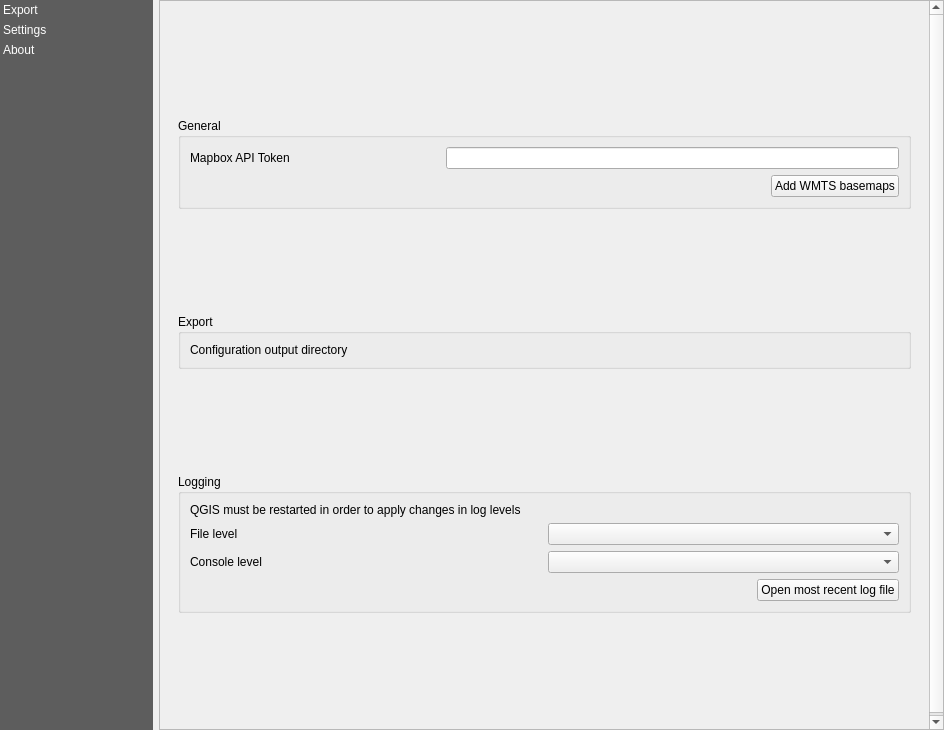
Qt form UnfoldedMapExporter/resources/ui/unfolded_dialog.ui (foursquare/qgis-plugin) before a commit.
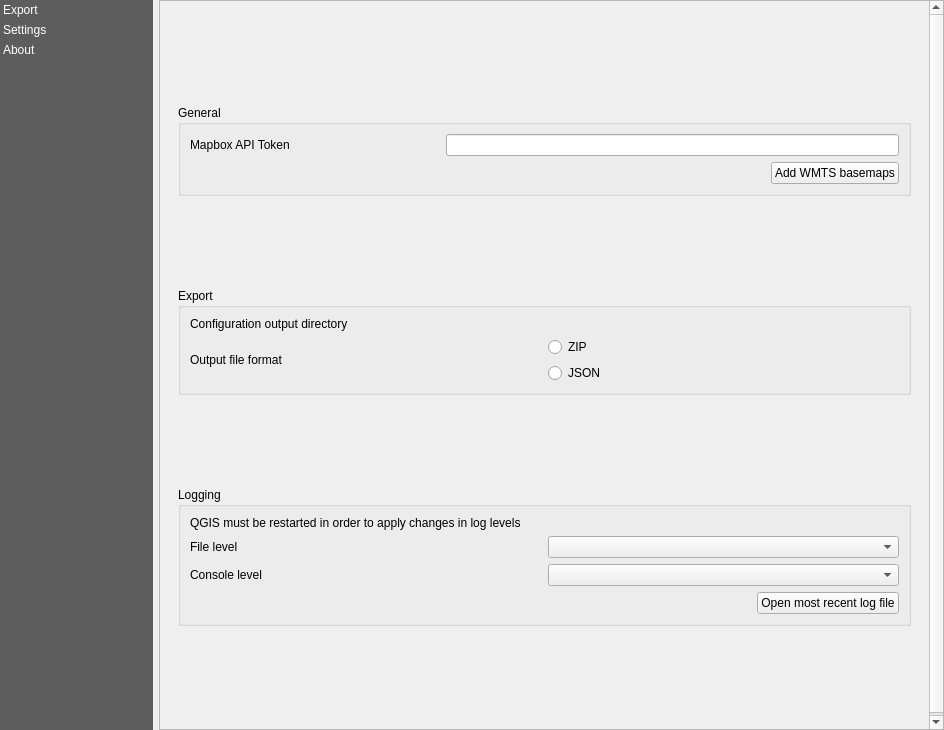
The same form after that commit. The open tabs and pages were chosen to show the change. Custom widgets are drawn as their Qt base class.

Commit message: #6: Add radio buttons for output format

```diff
--- a/UnfoldedMapExporter/resources/ui/unfolded_dialog.ui
+++ b/UnfoldedMapExporter/resources/ui/unfolded_dialog.ui
@@ -609,6 +609,37 @@
                     </property>
                    </widget>
                   </item>
+                     <item row="1" column="1">
+                         <layout class="QVBoxLayout" name="verticalLayout_2">
+                             <item>
+                                 <widget class="QRadioButton" name="rb_format_zip">
+                                     <property name="toolTip">
+                                         <string>Compatible with Unfolded Studio</string>
+                                     </property>
+                                     <property name="text">
+                                         <string>ZIP</string>
+                                     </property>
+                                 </widget>
+                             </item>
+                             <item>
+                                 <widget class="QRadioButton" name="rb_format_json">
+                                     <property name="toolTip">
+                                         <string>Combatible with Unfolded Studio and kepler.gl</string>
+                                     </property>
+                                     <property name="text">
+                                         <string>JSON</string>
+                                     </property>
+                                 </widget>
+                             </item>
+                         </layout>
+                     </item>
+                     <item row="1" column="0">
+                         <widget class="QLabel" name="label_2">
+                             <property name="text">
+                                 <string>Output file format</string>
+                             </property>
+                         </widget>
+                     </item>
                  </layout>
                 </item>
                </layout>
```
Left out of the diff: 2 changed lines with no effect on the pictures. Lines whose indentation alone changed are shown as unchanged. The commit also changes 2 other files.
